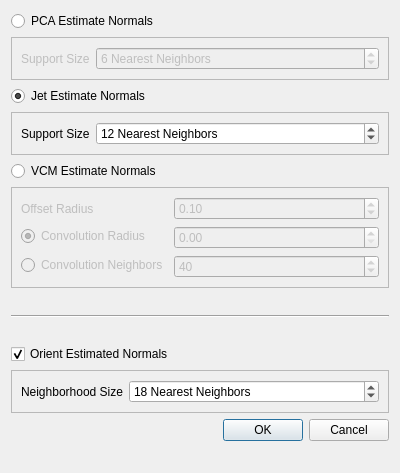
Qt form include/Polyhedron/demo/Polyhedron/Plugins/Point_set/Point_set_normal_estimation_plugin.ui (CrealityOfficial/cgal) before a commit.
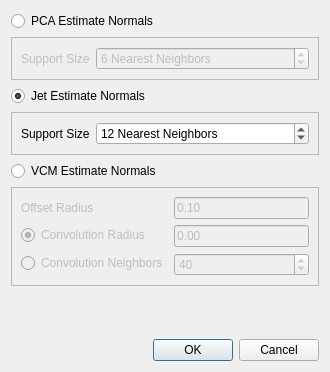
The same form after that commit. Custom widgets are drawn as their Qt base class.

Diff of the .ui file:
```diff
--- a/include/Polyhedron/demo/Polyhedron/Plugins/Point_set/Point_set_normal_estimation_plugin.ui
+++ b/include/Polyhedron/demo/Polyhedron/Plugins/Point_set/Point_set_normal_estimation_plugin.ui
@@ -6,8 +6,8 @@
    <rect>
     <x>0</x>
     <y>0</y>
-    <width>400</width>
-    <height>473</height>
+    <width>330</width>
+    <height>372</height>
    </rect>
   </property>
   <property name="windowTitle">
@@ -139,22 +139,6 @@
         </property>
        </widget>
       </item>
-      <item row="0" column="1">
-       <widget class="QDoubleSpinBox" name="m_offset_radius">
-        <property name="minimum">
-         <double>0.010000000000000</double>
-        </property>
-        <property name="singleStep">
-         <double>0.010000000000000</double>
-        </property>
-        <property name="value">
-         <double>0.100000000000000</double>
-        </property>
-       </widget>
-      </item>
-      <item row="1" column="1">
-       <widget class="QDoubleSpinBox" name="m_convolution_radius"/>
-      </item>
       <item row="1" column="0">
        <widget class="QRadioButton" name="buttonRadius">
         <property name="text">
@@ -185,6 +169,20 @@
         </property>
        </widget>
       </item>
+      <item row="0" column="1">
+       <widget class="DoubleEdit" name="m_offset_radius">
+        <property name="text">
+         <string>0.10</string>
+        </property>
+       </widget>
+      </item>
+      <item row="1" column="1">
+       <widget class="DoubleEdit" name="m_convolution_radius">
+        <property name="text">
+         <string>0.00</string>
+        </property>
+       </widget>
+      </item>
      </layout>
     </widget>
    </item>
@@ -201,74 +199,6 @@
      </property>
     </spacer>
    </item>
-   <item>
-    <widget class="Line" name="line">
-     <property name="orientation">
-      <enum>Qt::Horizontal</enum>
-     </property>
-    </widget>
-   </item>
-   <item>
-    <spacer name="verticalSpacer_2">
-     <property name="orientation">
-      <enum>Qt::Vertical</enum>
-     </property>
-     <property name="sizeHint" stdset="0">
-      <size>
-       <width>20</width>
-       <height>40</height>
-      </size>
-     </property>
-    </spacer>
-   </item>
-   <item>
-    <widget class="QCheckBox" name="buttonOrient">
-     <property name="text">
-      <string>Orient Estimated Normals</string>
-     </property>
-     <property name="checked">
-      <bool>true</bool>
-     </property>
-    </widget>
-   </item>
-   <item>
-    <widget class="QFrame" name="frame_4">
-     <property name="frameShape">
-      <enum>QFrame::StyledPanel</enum>
-     </property>
-     <property name="frameShadow">
-      <enum>QFrame::Raised</enum>
-     </property>
-     <layout class="QFormLayout" name="formLayout_5">
-      <property name="fieldGrowthPolicy">
-       <enum>QFormLayout::AllNonFixedFieldsGrow</enum>
-      </property>
-      <item row="0" column="0">
-       <widget class="QLabel" name="neighborhoodSizeLabel">
-        <property name="text">
-         <string>Neighborhood Size</string>
-        </property>
-       </widget>
-      </item>
-      <item row="0" column="1">
-       <widget class="QSpinBox" name="m_orient_neighbors">
-        <property name="suffix">
-         <string> Nearest Neighbors</string>
-        </property>
-        <property name="minimum">
-         <number>6</number>
-        </property>
-        <property name="maximum">
-         <number>100000000</number>
-        </property>
-        <property name="value">
-         <number>18</number>
-        </property>
-       </widget>
-      </item>
-     </layout>
-    </widget>
-   </item>
    <item>
     <widget class="QDialogButtonBox" name="buttonBox">
      <property name="orientation">
@@ -279,21 +209,15 @@
      </property>
     </widget>
    </item>
-   <item>
-    <spacer name="verticalSpacer_3">
-     <property name="orientation">
-      <enum>Qt::Vertical</enum>
-     </property>
-     <property name="sizeHint" stdset="0">
-      <size>
-       <width>20</width>
-       <height>40</height>
-      </size>
-     </property>
-    </spacer>
-   </item>
   </layout>
  </widget>
+ <customwidgets>
+  <customwidget>
+   <class>DoubleEdit</class>
+   <extends>QLineEdit</extends>
+   <header>CGAL_double_edit.h</header>
+  </customwidget>
+ </customwidgets>
  <resources/>
  <connections>
   <connection>
```
Left out of the diff: 32 changed lines with no effect on the pictures.
